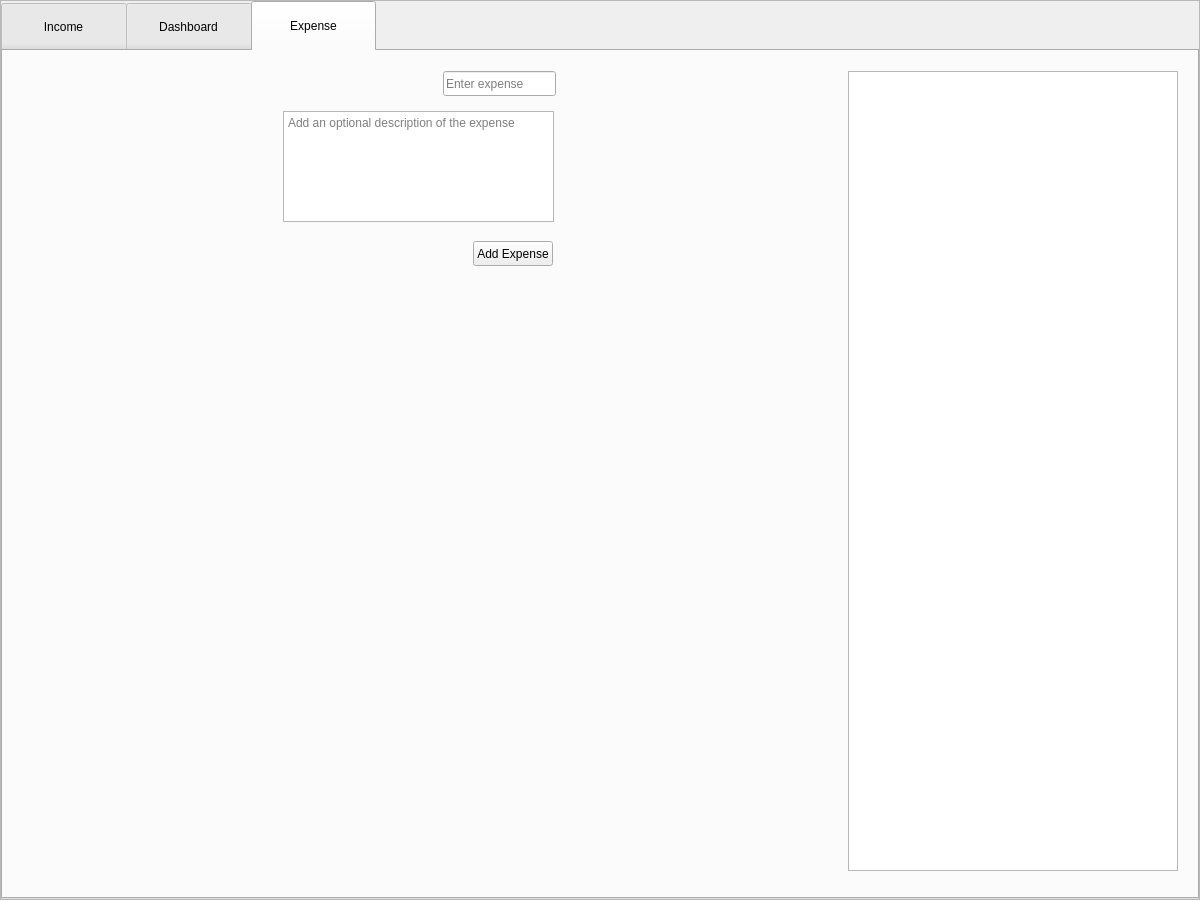
This is resources/main_tabs.ui in jt-thorpe/flow as Qt 5 draws it before an edit. The edited form follows.
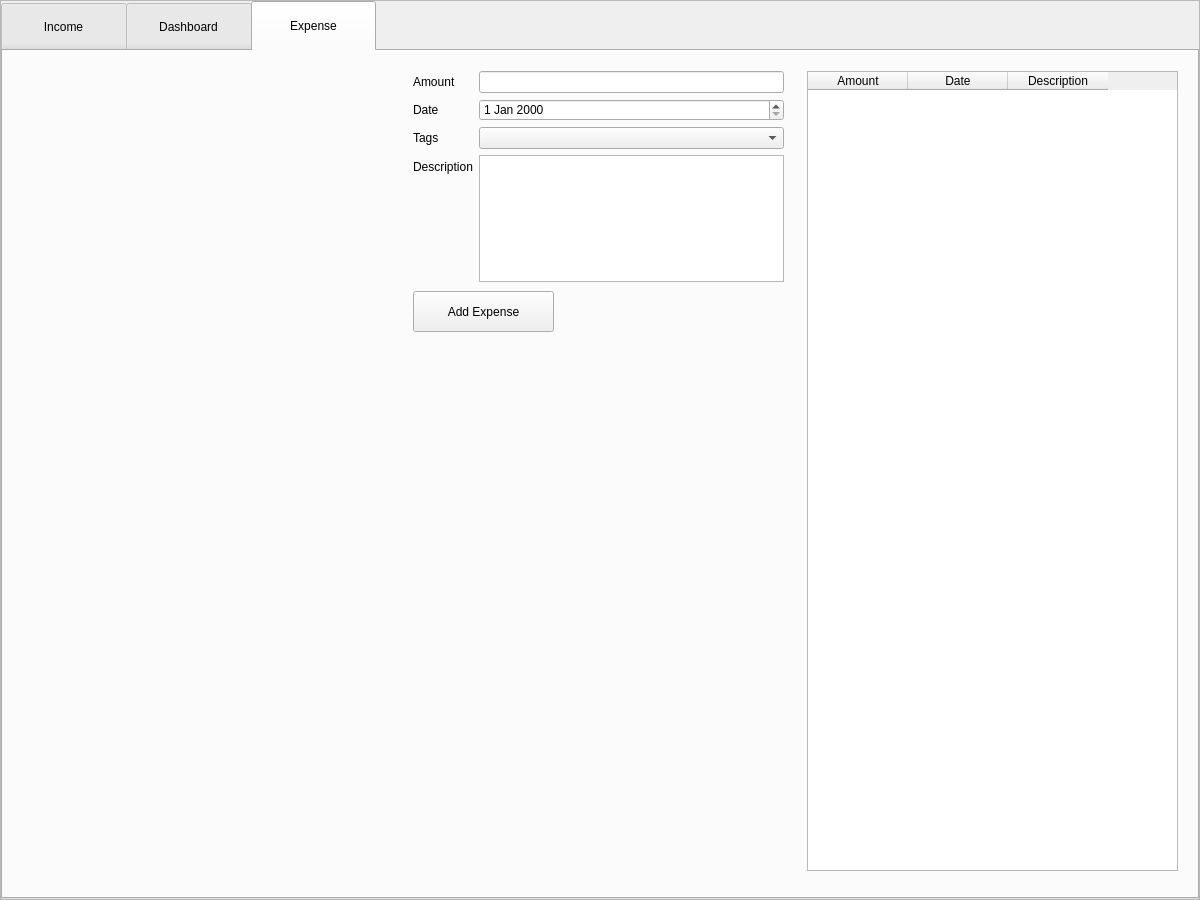
This is the edited form. The open tabs and pages were chosen to show the change.

Commit message: chore: update layout for income/expense tabs

The edit to the form file:
```diff
--- a/resources/main_tabs.ui
+++ b/resources/main_tabs.ui
@@ -141,55 +141,99 @@
         <widget class="QTableWidget" name="expense_table">
          <property name="geometry">
           <rect>
-           <x>845</x>
+           <x>804</x>
            <y>20</y>
-           <width>330</width>
+           <width>371</width>
            <height>800</height>
           </rect>
          </property>
+         <property name="sizeAdjustPolicy">
+          <enum>QAbstractScrollArea::AdjustToContents</enum>
+         </property>
          <property name="editTriggers">
           <set>QAbstractItemView::NoEditTriggers</set>
          </property>
+         <column>
+          <property name="text">
+           <string>Amount</string>
+          </property>
+         </column>
+         <column>
+          <property name="text">
+           <string>Date</string>
+          </property>
+         </column>
+         <column>
+          <property name="text">
+           <string>Description</string>
+          </property>
+         </column>
         </widget>
-        <widget class="QLineEdit" name="expense_input">
+        <widget class="QWidget" name="formLayoutWidget_2">
          <property name="geometry">
           <rect>
-           <x>440</x>
+           <x>410</x>
            <y>20</y>
-           <width>113</width>
-           <height>25</height>
+           <width>371</width>
+           <height>211</height>
           </rect>
          </property>
-         <property name="placeholderText">
-          <string>Enter expense</string>
-         </property>
+         <layout class="QFormLayout" name="add_expense_form_layout">
+          <item row="0" column="0">
+           <widget class="QLabel" name="expense_amount_label">
+            <property name="text">
+             <string>Amount</string>
+            </property>
+           </widget>
+          </item>
+          <item row="0" column="1">
+           <widget class="QLineEdit" name="expense_amount_line_edit"/>
+          </item>
+          <item row="1" column="0">
+           <widget class="QLabel" name="expense_date_label">
+            <property name="text">
+             <string>Date</string>
+            </property>
+           </widget>
+          </item>
+          <item row="1" column="1">
+           <widget class="QDateEdit" name="expense_date_edit"/>
+          </item>
+          <item row="2" column="0">
+           <widget class="QLabel" name="expense_tag_label">
+            <property name="text">
+             <string>Tags</string>
+            </property>
+           </widget>
+          </item>
+          <item row="3" column="0">
+           <widget class="QLabel" name="expense_description_label">
+            <property name="text">
+             <string>Description</string>
+            </property>
+           </widget>
+          </item>
+          <item row="3" column="1">
+           <widget class="QPlainTextEdit" name="expense_description_text_edit"/>
+          </item>
+          <item row="2" column="1">
+           <widget class="QComboBox" name="expense_tag_combo_box"/>
+          </item>
+         </layout>
         </widget>
         <widget class="QPushButton" name="add_expense_btn">
          <property name="geometry">
           <rect>
-           <x>470</x>
-           <y>190</y>
-           <width>80</width>
-           <height>25</height>
+           <x>410</x>
+           <y>240</y>
+           <width>141</width>
+           <height>41</height>
           </rect>
          </property>
          <property name="text">
           <string>Add Expense</string>
          </property>
         </widget>
-        <widget class="QTextEdit" name="expense_desc">
-         <property name="geometry">
-          <rect>
-           <x>280</x>
-           <y>60</y>
-           <width>271</width>
-           <height>111</height>
-          </rect>
-         </property>
-         <property name="placeholderText">
-          <string>Add an optional description of the expense</string>
-         </property>
-        </widget>
        </widget>
       </widget>
      </item>
```
Left out of the diff: 100 changed lines with no effect on the pictures. The commit also changes 2 other files.
